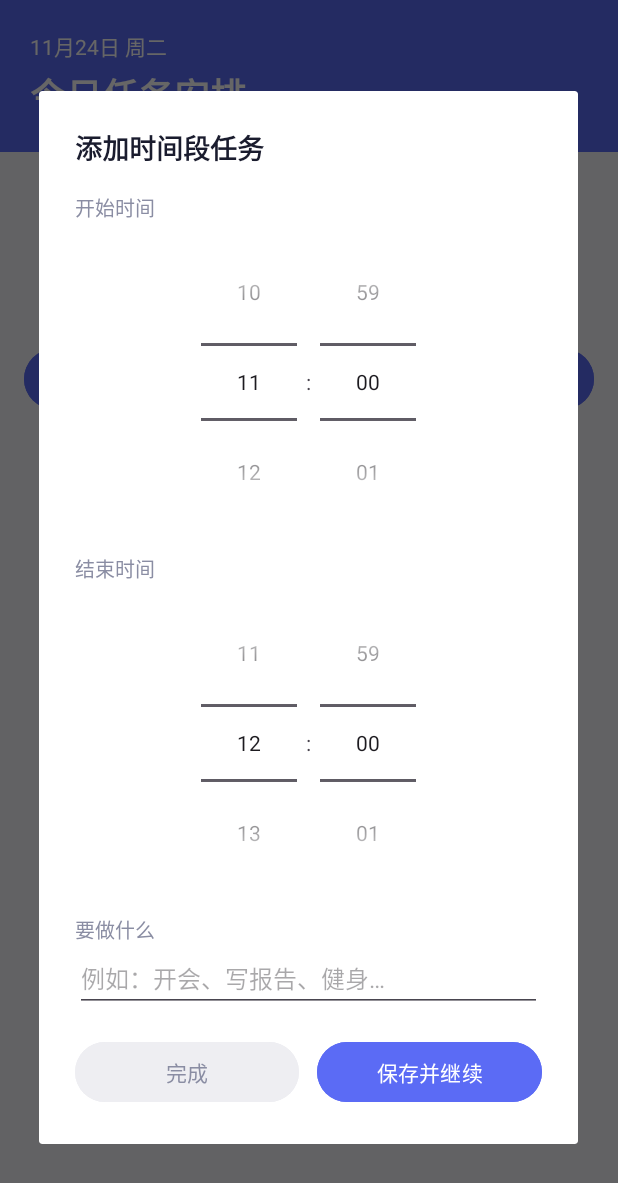
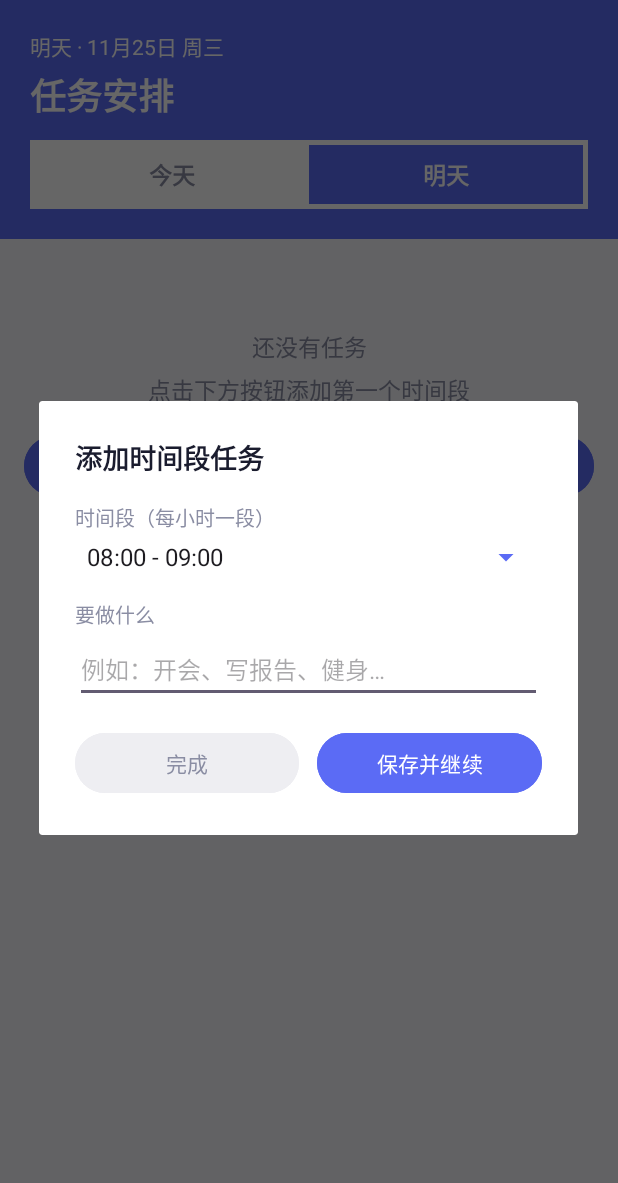
Before and after one commit to gaobaiyuni/daily-task-widget, an Android app: the screen it shows after launch (MainActivity), after a tap on "＋ 添加时间段", on a phone screen of 412 x 824 dp. Shown: the top 1183 px of the screen. Run offline under Robolectric (Android 15) with nearby library versions, the phone set to English and light mode, and no system bars; 2 other taps on this screen came first.

Commit message:
重构：小组件回到单任务显示(修复加载失败)，时间改下拉选项，支持今天/明天切换

```diff
--- a/app/src/main/java/com/example/dailytaskwidget/MainActivity.java
+++ b/app/src/main/java/com/example/dailytaskwidget/MainActivity.java
@@ -5,10 +5,11 @@ import android.os.Bundle;
 import android.text.TextUtils;
 import android.view.LayoutInflater;
 import android.view.View;
+import android.widget.ArrayAdapter;
 import android.widget.Button;
 import android.widget.EditText;
+import android.widget.Spinner;
 import android.widget.TextView;
-import android.widget.TimePicker;
 import android.widget.Toast;
 
 import androidx.appcompat.app.AppCompatActivity;
@@ -20,17 +21,25 @@ import java.util.Calendar;
 import java.util.List;
 
 /**
- * 主界面：配置今日（也可切换查看其他日期）的时间段任务
+ * 主界面：配置今天/明天的任务。
+ * 时间用下拉选项选择（8:00-23:00，每小时一段）。
  */
 public class MainActivity extends AppCompatActivity {
+
+    // 时间段选项：8点到23点，每小时一段（共15段）
+    private static final int START_HOUR = 8;   // 最早 8 点
+    private static final int END_HOUR = 23;    // 最晚 23 点（即 22:00-23:00 是最后一段）
 
     private RecyclerView rvTasks;
     private TextView tvEmpty;
     private TextView tvTitleDate;
+    private TextView tabToday;
+    private TextView tabTomorrow;
     private TaskAdapter adapter;
     private final List<Task> taskList = new ArrayList<>();
 
-    private String currentDateKey; // 当前查看的日期
+    private String currentDateKey;   // 当前查看的日期
+    private boolean showingTomorrow = false; // 是否正在查看明天
 
     @Override
     protected void onCreate(Bundle savedInstanceState) {
@@ -40,6 +49,8 @@ public class MainActivity extends AppCompatActivity {
         rvTasks = findViewById(R.id.rv_tasks);
         tvEmpty = findViewById(R.id.tv_empty);
         tvTitleDate = findViewById(R.id.tv_title_date);
+        tabToday = findViewById(R.id.tab_today);
+        tabTomorrow = findViewById(R.id.tab_tomorrow);
         Button btnAdd = findViewById(R.id.btn_add);
 
         // 默认显示今天
@@ -55,6 +66,20 @@ public class MainActivity extends AppCompatActivity {
         });
         rvTasks.setAdapter(adapter);
 
+        // 今天/明天切换
+        tabToday.setOnClickListener(new View.OnClickListener() {
+            @Override
+            public void onClick(View v) {
+                switchToToday();
+            }
+        });
+        tabTomorrow.setOnClickListener(new View.OnClickListener() {
+            @Override
+            public void onClick(View v) {
+                switchToTomorrow();
+            }
+        });
+
         btnAdd.setOnClickListener(new View.OnClickListener() {
             @Override
             public void onClick(View v) {
@@ -62,6 +87,7 @@ public class MainActivity extends AppCompatActivity {
             }
         });
 
+        updateTabUI();
         loadTasks();
     }
 
@@ -69,6 +95,40 @@ public class MainActivity extends AppCompatActivity {
     protected void onResume() {
         super.onResume();
         loadTasks();
+    }
+
+    private void switchToToday() {
+        showingTomorrow = false;
+        currentDateKey = TaskStore.todayKey();
+        updateTabUI();
+        loadTasks();
+    }
+
+    private void switchToTomorrow() {
+        showingTomorrow = true;
+        currentDateKey = TaskStore.dateKey(1); // 明天
+        updateTabUI();
+        loadTasks();
+    }
+
+    /** 更新今天/明天标签的高亮样式 */
+    private void updateTabUI() {
+        // 今天标签
+        if (showingTomorrow) {
+            tabToday.setBackgroundResource(android.R.color.transparent);
+            tabToday.setTextColor(0xFF8A8DA3);
+        } else {
+            tabToday.setBackgroundResource(R.color.primary);
+            tabToday.setTextColor(0xFFFFFFFF);
+        }
+        // 明天标签
+        if (showingTomorrow) {
+            tabTomorrow.setBackgroundResource(R.color.primary);
+            tabTomorrow.setTextColor(0xFFFFFFFF);
+        } else {
+            tabTomorrow.setBackgroundResource(android.R.color.transparent);
+            tabTomorrow.setTextColor(0xFF8A8DA3);
+        }
     }
 
     /** 加载当前日期的任务 */
@@ -81,7 +141,8 @@ public class MainActivity extends AppCompatActivity {
     }
 
     private void updateTitleDate() {
-        tvTitleDate.setText(formatDateTitle(currentDateKey));
+        String prefix = showingTomorrow ? "明天 · " : "今天 · ";
+        tvTitleDate.setText(prefix + formatDateTitle(currentDateKey));
     }
 
     private void updateEmptyState() {
@@ -106,30 +167,37 @@ public class MainActivity extends AppCompatActivity {
     /** 弹出添加任务对话框 */
     private void showAddDialog() {
         View dialogView = LayoutInflater.from(this).inflate(R.layout.dialog_add_task, null);
-        TimePicker tpStart = dialogView.findViewById(R.id.tp_start);
-        TimePicker tpEnd = dialogView.findViewById(R.id.tp_end);
+        Spinner spTime = dialogView.findViewById(R.id.sp_time);
         EditText etTitle = dialogView.findViewById(R.id.et_title);
         Button btnCancel = dialogView.findViewById(R.id.btn_cancel);
         Button btnOk = dialogView.findViewById(R.id.btn_ok);
 
-        tpStart.setIs24HourView(true);
-        tpEnd.setIs24HourView(true);
+        // 时间段选项：8:00-9:00, 9:00-10:00 ... 22:00-23:00
+        List<String> timeOptions = new ArrayList<>();
+        List<Integer> startMinutes = new ArrayList<>();
+        for (int h = START_HOUR; h < END_HOUR; h++) {
+            String label = String.format("%02d:00 - %02d:00", h, h + 1);
+            timeOptions.add(label);
+            startMinutes.add(h * 60);
+        }
+        ArrayAdapter<String> adapterSpinner = new ArrayAdapter<>(
+                this, android.R.layout.simple_spinner_item, timeOptions);
+        adapterSpinner.setDropDownViewResource(android.R.layout.simple_spinner_dropdown_item);
+        spTime.setAdapter(adapterSpinner);
 
-        // 默认时间：如果已有任务，衔接最后一个任务的结束时间；否则默认下一个整点
-        int defaultStart, defaultEnd;
+        // 默认选中第一个（8:00-9:00），如果已有任务则选中最后一个的下一个时段
         if (!taskList.isEmpty()) {
             Task last = taskList.get(taskList.size() - 1);
-            defaultStart = last.endMinute;
-            defaultEnd = Math.min(defaultStart + 60, 24 * 60 - 1);
-        } else {
-            Calendar c = Calendar.getInstance();
-            defaultStart = ((c.get(Calendar.HOUR_OF_DAY) + 1) % 24) * 60;
-            defaultEnd = defaultStart + 60;
+            int nextStart = last.endMinute;
+            int defaultPos = 0;
+            for (int i = 0; i < startMinutes.size(); i++) {
+                if (startMinutes.get(i) >= nextStart) {
+                    defaultPos = i;
+                    break;
+                }
+            }
+            spTime.setSelection(defaultPos);
         }
-        tpStart.setHour(defaultStart / 60);
-        tpStart.setMinute(defaultStart % 60);
-        tpEnd.setHour(defaultEnd / 60);
-        tpEnd.setMinute(defaultEnd % 60);
 
         AlertDialog dialog = new AlertDialog.Builder(this)
                 .setView(dialogView)
@@ -146,39 +214,36 @@ public class MainActivity extends AppCompatActivity {
         btnOk.setOnClickListener(new View.OnClickListener() {
             @Override
             public void onClick(View v) {
-                int startMinute = tpStart.getHour() * 60 + tpStart.getMinute();
-                int endMinute = tpEnd.getHour() * 60 + tpEnd.getMinute();
+                int pos = spTime.getSelectedItemPosition();
+                if (pos < 0 || pos >= startMinutes.size()) {
+                    Toast.makeText(MainActivity.this, "请选择时间段", Toast.LENGTH_SHORT).show();
+                    return;
+                }
+                int startMinute = startMinutes.get(pos);
+                int endMinute = startMinute + 60; // 每小时一段
                 String title = etTitle.getText().toString().trim();
 
                 if (TextUtils.isEmpty(title)) {
                     Toast.makeText(MainActivity.this, "请填写任务内容", Toast.LENGTH_SHORT).show();
                     return;
                 }
-                if (endMinute <= startMinute) {
-                    Toast.makeText(MainActivity.this, "结束时间必须晚于开始时间", Toast.LENGTH_SHORT).show();
-                    return;
-                }
 
                 taskList.add(new Task(startMinute, endMinute, title));
                 saveAndRefresh();
 
-                // 连续添加：不关闭弹窗，清空输入，时间自动衔接上一个任务的结束时间
+                // 连续添加：不关闭弹窗，清空输入，自动选中下一个时段
                 etTitle.setText("");
-                int nextStart = endMinute;
-                int nextEnd = Math.min(nextStart + 60, 24 * 60 - 1);
-                tpStart.setHour(nextStart / 60);
-                tpStart.setMinute(nextStart % 60);
-                tpEnd.setHour(nextEnd / 60);
-                tpEnd.setMinute(nextEnd % 60);
-
-                Toast.makeText(MainActivity.this, "已保存，可继续添加下一个（点取消退出）", Toast.LENGTH_SHORT).show();
+                if (pos + 1 < startMinutes.size()) {
+                    spTime.setSelection(pos + 1);
+                }
+                Toast.makeText(MainActivity.this, "已保存，可继续添加（点完成退出）", Toast.LENGTH_SHORT).show();
             }
         });
 
         dialog.show();
     }
 
-    /** 把 "yyyy-MM-dd" 转成 "11月23日 周一" */
+    /** 把 "yyyy-MM-dd" 转成 "11月24日 周二" */
     private String formatDateTitle(String dateKey) {
         try {
             java.text.SimpleDateFormat sdf = new java.text.SimpleDateFormat("yyyy-MM-dd", java.util.Locale.US);
--- a/app/src/main/res/layout/activity_main.xml
+++ b/app/src/main/res/layout/activity_main.xml
@@ -17,7 +17,7 @@
             android:id="@+id/tv_title_date"
             android:layout_width="wrap_content"
             android:layout_height="wrap_content"
-            android:text="11月23日 周一"
+            android:text="11月24日 周二"
             android:textColor="#FFFFFF"
             android:textSize="14sp" />
 
@@ -25,10 +25,42 @@
             android:layout_width="wrap_content"
             android:layout_height="wrap_content"
             android:layout_marginTop="4dp"
-            android:text="今日任务安排"
+            android:text="任务安排"
             android:textColor="#FFFFFF"
             android:textSize="24sp"
             android:textStyle="bold" />
+
+        <!-- 今天/明天切换标签 -->
+        <LinearLayout
+            android:layout_width="match_parent"
+            android:layout_height="wrap_content"
+            android:layout_marginTop="12dp"
+            android:orientation="horizontal"
+            android:background="#FFFFFF"
+            android:padding="3dp">
+
+            <TextView
+                android:id="@+id/tab_today"
+                android:layout_width="0dp"
+                android:layout_height="wrap_content"
+                android:layout_weight="1"
+                android:gravity="center"
+                android:padding="8dp"
+                android:text="今天"
+                android:textSize="15sp"
+                android:textStyle="bold" />
+
+            <TextView
+                android:id="@+id/tab_tomorrow"
+                android:layout_width="0dp"
+                android:layout_height="wrap_content"
+                android:layout_weight="1"
+                android:gravity="center"
+                android:padding="8dp"
+                android:text="明天"
+                android:textSize="15sp"
+                android:textStyle="bold" />
+        </LinearLayout>
     </LinearLayout>
 
     <!-- 任务列表 -->
--- a/app/src/main/res/layout/dialog_add_task.xml
+++ b/app/src/main/res/layout/dialog_add_task.xml
@@ -13,41 +13,27 @@
         android:textSize="18sp"
         android:textStyle="bold" />
 
-    <!-- 开始时间 -->
+    <!-- 时间段选择 -->
     <TextView
         android:layout_width="wrap_content"
         android:layout_height="wrap_content"
         android:layout_marginTop="16dp"
-        android:text="开始时间"
+        android:text="时间段（每小时一段）"
         android:textColor="@color/text_secondary"
         android:textSize="13sp" />
 
-    <TimePicker
-        android:id="@+id/tp_start"
+    <Spinner
+        android:id="@+id/sp_time"
         android:layout_width="match_parent"
         android:layout_height="wrap_content"
-        android:timePickerMode="spinner" />
-
-    <!-- 结束时间 -->
-    <TextView
-        android:layout_width="wrap_content"
-        android:layout_height="wrap_content"
-        android:layout_marginTop="8dp"
-        android:text="结束时间"
-        android:textColor="@color/text_secondary"
-        android:textSize="13sp" />
-
-    <TimePicker
-        android:id="@+id/tp_end"
-        android:layout_width="match_parent"
-        android:layout_height="wrap_content"
-        android:timePickerMode="spinner" />
+        android:layout_marginTop="4dp"
+        android:backgroundTint="@color/primary" />
 
     <!-- 任务内容 -->
     <TextView
         android:layout_width="wrap_content"
         android:layout_height="wrap_content"
-        android:layout_marginTop="8dp"
+        android:layout_marginTop="16dp"
         android:text="要做什么"
         android:textColor="@color/text_secondary"
         android:textSize="13sp" />
@@ -56,6 +42,7 @@
         android:id="@+id/et_title"
         android:layout_width="match_parent"
         android:layout_height="wrap_content"
+        android:layout_marginTop="4dp"
         android:hint="例如：开会、写报告、健身…"
         android:inputType="text"
         android:textColor="@color/text_primary"
```
Also changed, not shown: app/src/main/java/com/example/dailytaskwidget/DailyTaskWidgetProvider.java (+17 -45 lines), app/src/main/res/layout/widget_daily_task.xml (+5 -32 lines), 4 other files.
